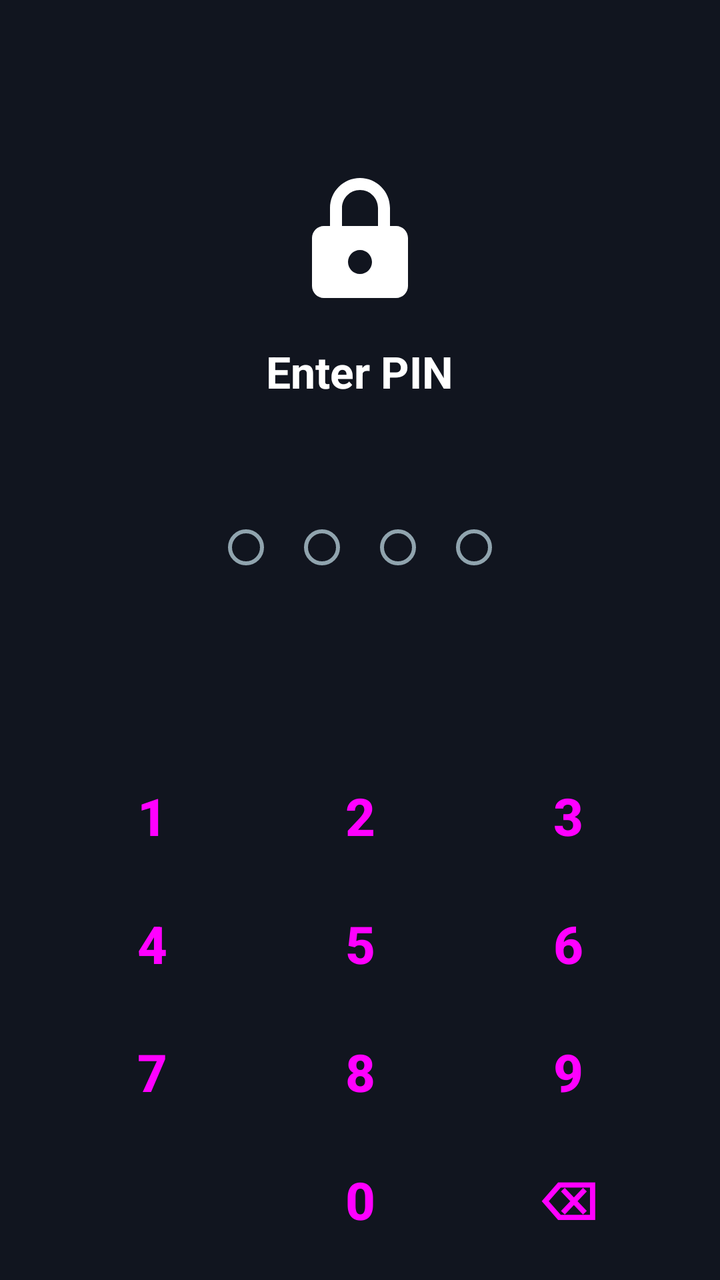
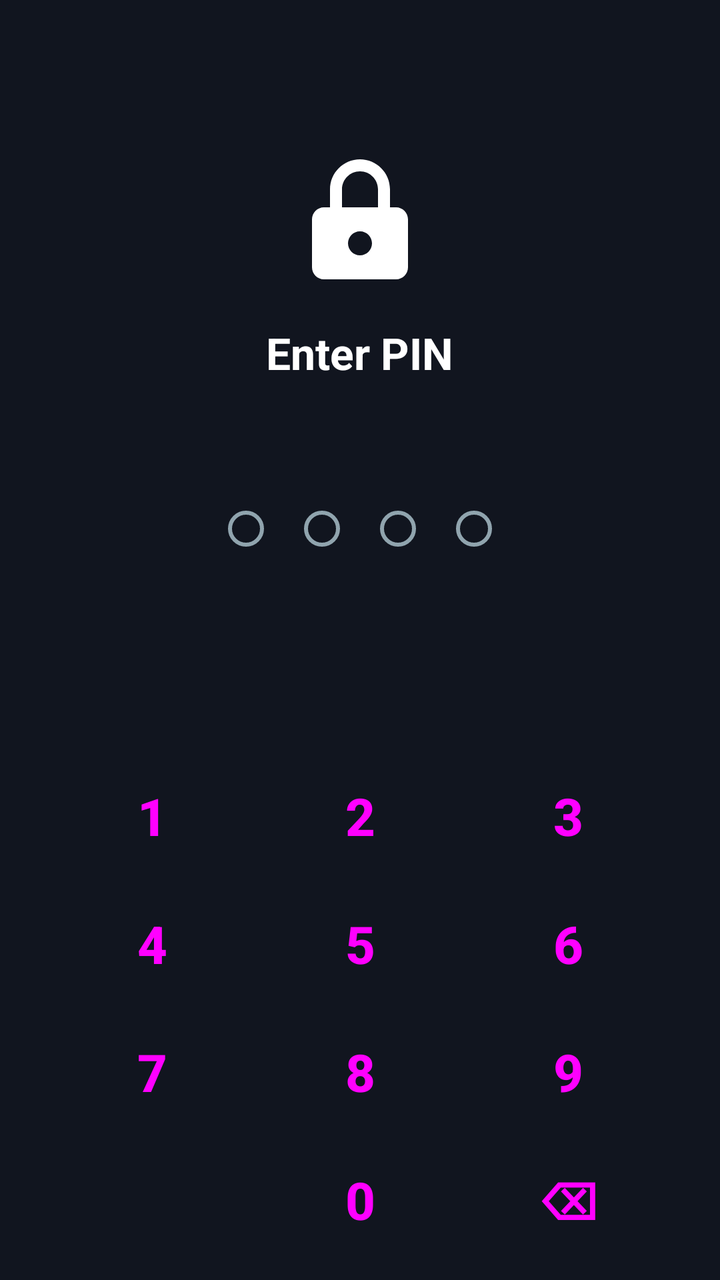

Before-and-after screenshots of an Android layout around one commit, followed by the original layout XML and the change that was made.
<!-- AndroidManifest.xml: activity theme Theme.LockApp.Lock -->
<!-- res/layout/activity_lock_screen.xml -->
<?xml version="1.0" encoding="utf-8"?>
<LinearLayout xmlns:android="http://schemas.android.com/apk/res/android"
    xmlns:app="http://schemas.android.com/apk/res-auto"
    android:layout_width="match_parent"
    android:layout_height="match_parent"
    android:background="@color/lock_bg"
    android:gravity="center_horizontal"
    android:orientation="vertical"
    android:paddingHorizontal="24dp">

    <Space
        android:layout_width="match_parent"
        android:layout_height="0dp"
        android:layout_weight="1" />

    <ImageView
        android:id="@+id/appIcon"
        android:layout_width="72dp"
        android:layout_height="72dp"
        android:layout_marginBottom="16dp"
        android:src="@drawable/ic_lock"
        app:tint="@color/white" />

    <TextView
        android:id="@+id/title"
        android:layout_width="wrap_content"
        android:layout_height="wrap_content"
        android:text="@string/enter_pin_title"
        android:textColor="@color/white"
        android:textSize="22sp"
        android:textStyle="bold" />

    <TextView
        android:id="@+id/appName"
        android:layout_width="wrap_content"
        android:layout_height="wrap_content"
        android:layout_marginTop="6dp"
        android:textColor="#B0BEC5"
        android:textSize="15sp" />

    <include
        android:id="@+id/dots"
        layout="@layout/view_pin_dots"
        android:layout_width="wrap_content"
        android:layout_height="wrap_content"
        android:layout_marginTop="28dp" />

    <Space
        android:layout_width="match_parent"
        android:layout_height="0dp"
        android:layout_weight="1" />

    <include
        android:id="@+id/keypad"
        layout="@layout/layout_keypad"
        android:layout_width="match_parent"
        android:layout_height="wrap_content"
        android:layout_marginBottom="8dp" />

    <com.google.android.material.button.MaterialButton
        android:id="@+id/fingerprintButton"
        style="@style/Widget.Material3.Button.TextButton.Icon"
        android:layout_width="wrap_content"
        android:layout_height="wrap_content"
        android:layout_marginBottom="16dp"
        android:text="@string/use_fingerprint"
        android:textColor="@color/white"
        android:visibility="gone"
        app:icon="@drawable/ic_fingerprint"
        app:iconTint="@color/white" />
</LinearLayout>
<!-- res/layout/view_pin_dots.xml (included above) -->
<?xml version="1.0" encoding="utf-8"?>
<LinearLayout xmlns:android="http://schemas.android.com/apk/res/android"
    android:id="@+id/dotsRow"
    android:layout_width="wrap_content"
    android:layout_height="wrap_content"
    android:layout_gravity="center_horizontal"
    android:orientation="horizontal">

    <ImageView
        android:id="@+id/dot1"
        android:layout_width="18dp"
        android:layout_height="18dp"
        android:layout_margin="10dp"
        android:src="@drawable/dot_empty" />

    <ImageView
        android:id="@+id/dot2"
        android:layout_width="18dp"
        android:layout_height="18dp"
        android:layout_margin="10dp"
        android:src="@drawable/dot_empty" />

    <ImageView
        android:id="@+id/dot3"
        android:layout_width="18dp"
        android:layout_height="18dp"
        android:layout_margin="10dp"
        android:src="@drawable/dot_empty" />

    <ImageView
        android:id="@+id/dot4"
        android:layout_width="18dp"
        android:layout_height="18dp"
        android:layout_margin="10dp"
        android:src="@drawable/dot_empty" />
</LinearLayout>
<!-- res/layout/layout_keypad.xml (included above) -->
<?xml version="1.0" encoding="utf-8"?>
<GridLayout xmlns:android="http://schemas.android.com/apk/res/android"
    android:id="@+id/keypadGrid"
    android:layout_width="match_parent"
    android:layout_height="wrap_content"
    android:columnCount="3"
    android:rowCount="4"
    android:useDefaultMargins="false">

    <Button android:id="@+id/btn1" style="@style/PinKey" android:text="1" />
    <Button android:id="@+id/btn2" style="@style/PinKey" android:text="2" />
    <Button android:id="@+id/btn3" style="@style/PinKey" android:text="3" />

    <Button android:id="@+id/btn4" style="@style/PinKey" android:text="4" />
    <Button android:id="@+id/btn5" style="@style/PinKey" android:text="5" />
    <Button android:id="@+id/btn6" style="@style/PinKey" android:text="6" />

    <Button android:id="@+id/btn7" style="@style/PinKey" android:text="7" />
    <Button android:id="@+id/btn8" style="@style/PinKey" android:text="8" />
    <Button android:id="@+id/btn9" style="@style/PinKey" android:text="9" />

    <Space
        android:layout_width="0dp"
        android:layout_height="64dp"
        android:layout_columnWeight="1"
        android:layout_gravity="fill_horizontal" />

    <Button android:id="@+id/btn0" style="@style/PinKey" android:text="0" />

    <Button
        android:id="@+id/btnDelete"
        style="@style/PinKey"
        android:contentDescription="@string/delete"
        android:text="⌫" />
</GridLayout>
<!-- resources referenced by this layout -->
<resources>
  <color name="lock_bg">#11151F</color>
  <color name="white">#FFFFFFFF</color>
  <!-- drawable dot_empty (drawable) -->
  <?xml version="1.0" encoding="utf-8"?>
  <shape xmlns:android="http://schemas.android.com/apk/res/android"
      android:shape="oval">
      <solid android:color="@android:color/transparent" />
      <stroke
          android:width="2dp"
          android:color="@color/dot_stroke" />
      <size
          android:width="18dp"
          android:height="18dp" />
  </shape>
  <!-- drawable ic_fingerprint: vector/xml drawable (drawable, 2400 chars, omitted) -->
  <!-- drawable ic_lock (drawable) -->
  <vector xmlns:android="http://schemas.android.com/apk/res/android"
      android:width="24dp"
      android:height="24dp"
      android:viewportWidth="24"
      android:viewportHeight="24"
      android:tint="@color/white">
      <path
          android:fillColor="@android:color/white"
          android:pathData="M12,2C9.24,2 7,4.24 7,7v3H6c-1.1,0 -2,0.9 -2,2v8c0,1.1 0.9,2 2,2h12c1.1,0 2,-0.9 2,-2v-8c0,-1.1 -0.9,-2 -2,-2h-1V7C17,4.24 14.76,2 12,2zM9,7c0,-1.66 1.34,-3 3,-3s3,1.34 3,3v3H9V7zM12,14c1.1,0 2,0.9 2,2s-0.9,2 -2,2 -2,-0.9 -2,-2 0.9,-2 2,-2z" />
  </vector>
  <string name="delete">Delete</string>
  <string name="enter_pin_title">Enter PIN</string>
  <string name="use_fingerprint">Use fingerprint</string>
  <style name="PinKey" parent="Widget.Material3.Button.TextButton">
          <item name="android:textSize">26sp</item>
          <item name="android:textStyle">bold</item>
          <item name="android:layout_width">0dp</item>
          <item name="android:layout_height">64dp</item>
          <item name="android:layout_columnWeight">1</item>
          <item name="android:layout_gravity">fill_horizontal</item>
          <item name="android:insetTop">6dp</item>
          <item name="android:insetBottom">6dp</item>
      </style>
  <style name="Theme.LockApp.Lock" parent="Theme.LockApp">
          <item name="android:windowBackground">@color/lock_bg</item>
          <item name="android:statusBarColor">@color/lock_bg</item>
          <item name="android:navigationBarColor">@color/lock_bg</item>
          <item name="android:windowNoTitle">true</item>
      </style>
  <color name="dot_stroke">#90A4AE</color>
  <style name="Theme.LockApp" parent="Theme.Material3.DayNight.NoActionBar">
          <item name="colorPrimary">@color/primary</item>
          <item name="colorPrimaryDark">@color/primary_dark</item>
          <item name="colorAccent">@color/accent</item>
      </style>
  <color name="primary">#3F51B5</color>
  <color name="primary_dark">#303F9F</color>
  <color name="accent">#FF4081</color>
</resources>

<!-- the commit's change to res/layout/activity_lock_screen.xml (unified diff, before → after) -->
@@ -11,7 +11,7 @@
     <Space
         android:layout_width="match_parent"
         android:layout_height="0dp"
-        android:layout_weight="1" />
+        android:layout_weight="0.8" />
 
     <ImageView
         android:id="@+id/appIcon"
@@ -45,7 +45,17 @@
         android:layout_height="wrap_content"
         android:layout_marginTop="28dp" />
 
+    
+    <com.amerganim.lockapp.PatternLockView
+        android:id="@+id/patternView"
+        android:layout_width="match_parent"
+        android:layout_height="0dp"
+        android:layout_weight="1"
+        android:layout_marginVertical="16dp"
+        android:visibility="gone" />
+
     <Space
+        android:id="@+id/keypadSpacer"
         android:layout_width="match_parent"
         android:layout_height="0dp"
         android:layout_weight="1" />
@@ -62,12 +72,21 @@
         style="@style/Widget.Material3.Button.TextButton.Icon"
         android:layout_width="wrap_content"
         android:layout_height="wrap_content"
-        android:layout_marginBottom="16dp"
         android:text="@string/use_fingerprint"
         android:textColor="@color/white"
         android:visibility="gone"
         app:icon="@drawable/ic_fingerprint"
         app:iconTint="@color/white" />
+
+    <com.google.android.material.button.MaterialButton
+        android:id="@+id/forgotButton"
+        style="@style/Widget.Material3.Button.TextButton"
+        android:layout_width="wrap_content"
+        android:layout_height="wrap_content"
+        android:layout_marginBottom="16dp"
+        android:text="@string/forgot_link"
+        android:textColor="#90CAF9"
+        android:visibility="gone" />
 </LinearLayout>
 <!-- res/layout/view_pin_dots.xml (included above) -->
 <?xml version="1.0" encoding="utf-8"?>
<!-- resource entries referenced after the edit -->
@@ -28,6 +28,7 @@
   </vector>
   <string name="delete">Delete</string>
   <string name="enter_pin_title">Enter PIN</string>
+  <string name="forgot_link">Forgot?</string>
   <string name="use_fingerprint">Use fingerprint</string>
   <style name="PinKey" parent="Widget.Material3.Button.TextButton">
           <item name="android:textSize">26sp</item>
